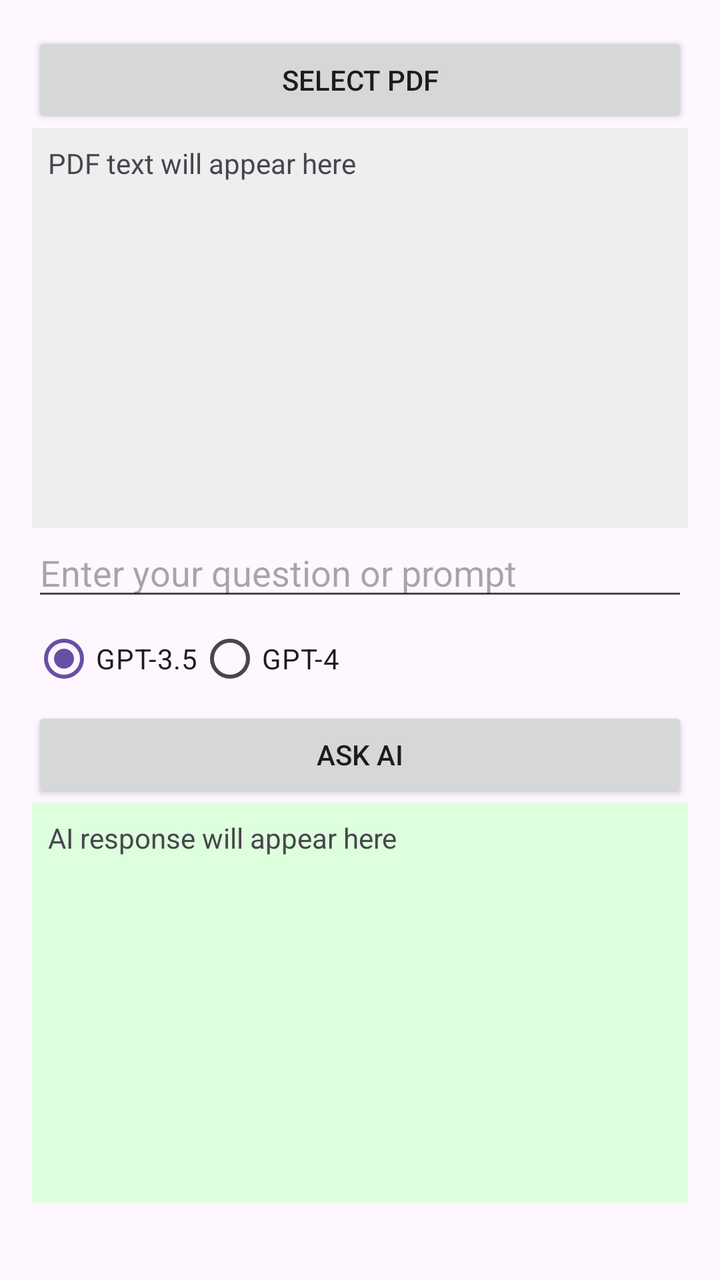
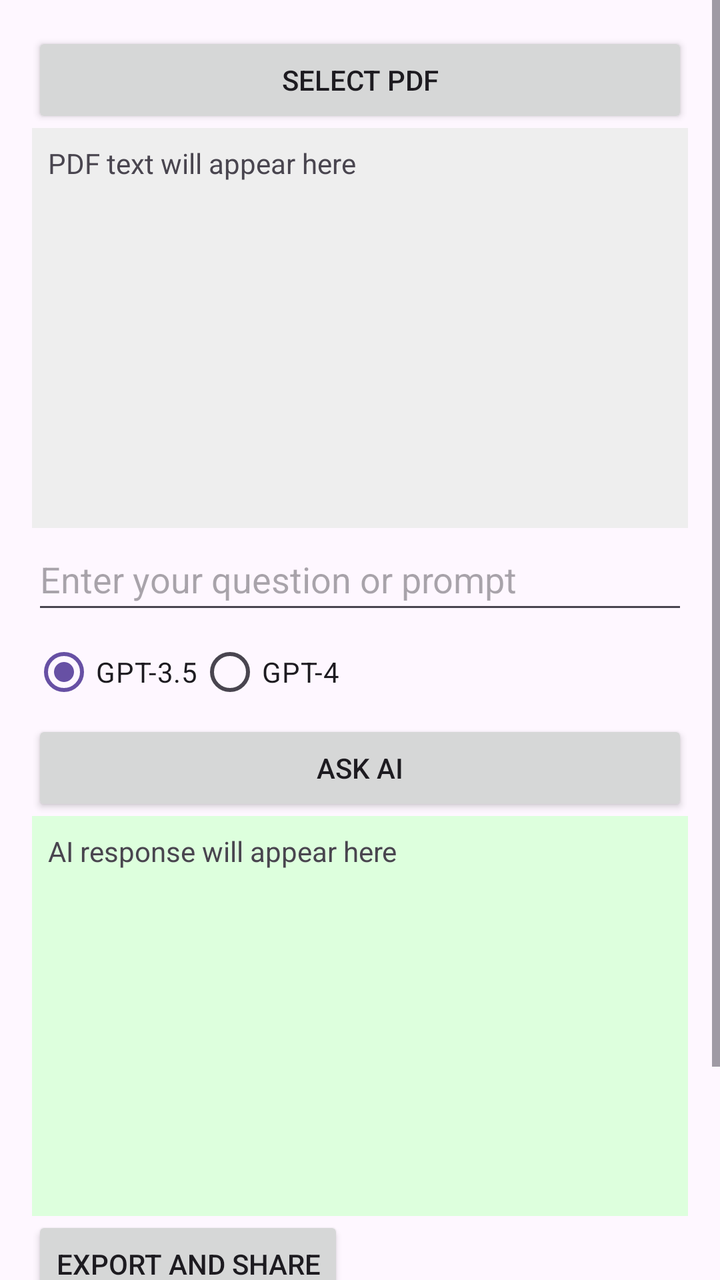

Before-and-after screenshots of an Android layout around one commit, followed by the original layout XML and the change that was made.
<!-- AndroidManifest.xml: application theme Theme.SmartDocAI -->
<!-- res/layout/activity_main.xml -->
<?xml version="1.0" encoding="utf-8"?>
<ScrollView xmlns:android="http://schemas.android.com/apk/res/android"
    android:layout_width="match_parent"
    android:layout_height="match_parent">

    <LinearLayout
        android:orientation="vertical"
        android:padding="16dp"
        android:layout_width="match_parent"
        android:layout_height="wrap_content">

        <Button
            android:id="@+id/selectPdfButton"
            android:layout_width="match_parent"
            android:layout_height="wrap_content"
            android:text="Select PDF" />

        <TextView
            android:id="@+id/pdfTextDisplay"
            android:layout_width="match_parent"
            android:layout_height="200dp"
            android:scrollbars="vertical"
            android:text="PDF text will appear here"
            android:padding="8dp"
            android:background="#EEEEEE" />

        <EditText
            android:id="@+id/promptInput"
            android:layout_width="match_parent"
            android:layout_height="wrap_content"
            android:hint="Enter your question or prompt" />

        <RadioGroup
            android:id="@+id/modelSelection"
            android:orientation="horizontal"
            android:layout_width="match_parent"
            android:layout_height="wrap_content">
            <RadioButton
                android:id="@+id/gpt3Radio"
                android:checked="true"
                android:text="GPT-3.5" />
            <RadioButton
                android:id="@+id/gpt4Radio"
                android:text="GPT-4" />
        </RadioGroup>

        <Button
            android:id="@+id/analyzeButton"
            android:layout_width="match_parent"
            android:layout_height="wrap_content"
            android:text="Ask AI" />

        <TextView
            android:id="@+id/aiResponseDisplay"
            android:layout_width="match_parent"
            android:layout_height="200dp"
            android:scrollbars="vertical"
            android:text="AI response will appear here"
            android:padding="8dp"
            android:background="#DDFFDD" />
    </LinearLayout>
</ScrollView>
<!-- resources referenced by this layout -->
<resources>
  <style name="Theme.SmartDocAI" parent="Base.Theme.SmartDocAI" />
  <style name="Base.Theme.SmartDocAI" parent="Theme.Material3.DayNight.NoActionBar">
          
          
      </style>
</resources>

<!-- the commit's change to res/layout/activity_main.xml (unified diff, before → after) -->
@@ -28,7 +28,8 @@
             android:id="@+id/promptInput"
             android:layout_width="match_parent"
             android:layout_height="wrap_content"
-            android:hint="Enter your question or prompt" />
+            android:hint="Enter your question or prompt"
+            android:minHeight="48dp" />
 
         <RadioGroup
             android:id="@+id/modelSelection"
@@ -58,5 +59,25 @@
             android:text="AI response will appear here"
             android:padding="8dp"
             android:background="#DDFFDD" />
+
+        <Button
+            android:id="@+id/btnExportShare"
+            android:layout_width="wrap_content"
+            android:layout_height="wrap_content"
+            android:text="Export and Share" />
+
+        <Button
+            android:id="@+id/btnExportTxt"
+            android:layout_width="wrap_content"
+            android:layout_height="wrap_content"
+            android:text="Export as TXT" />
+
+        <Button
+            android:id="@+id/btnExportPdf"
+            android:layout_width="wrap_content"
+            android:layout_height="wrap_content"
+            android:text="Export as PDF" />
+
+
     </LinearLayout>
 </ScrollView>
